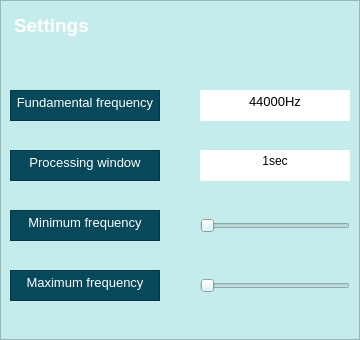
Old version of the form Project/guiPages/SettingsPopUp.ui in the repository AndBarata/Multimedia-Systems.
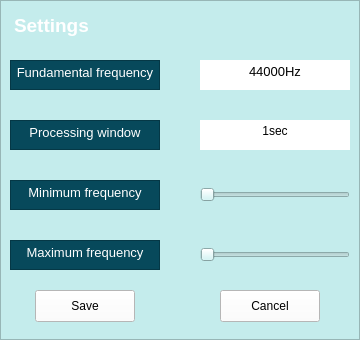
New version of the form.

```diff
--- a/Project/guiPages/SettingsPopUp.ui
+++ b/Project/guiPages/SettingsPopUp.ui
@@ -82,9 +82,9 @@
     <property name="geometry">
      <rect>
       <x>10</x>
-      <y>90</y>
+      <y>60</y>
       <width>150</width>
-      <height>31</height>
+      <height>30</height>
      </rect>
     </property>
     <property name="autoFillBackground">
@@ -106,17 +106,17 @@
 hr { height: 1px; border-width: 0; }
 li.unchecked::marker { content: &quot;\2610&quot;; }
 li.checked::marker { content: &quot;\2612&quot;; }
-&lt;/style&gt;&lt;/head&gt;&lt;body style=&quot; font-family:'Segoe UI'; font-size:9pt; font-weight:400; font-style:normal;&quot;&gt;
-&lt;p align=&quot;center&quot; style=&quot; margin-top:0px; margin-bottom:0px; margin-left:0px; margin-right:0px; -qt-block-indent:0; text-indent:0px;&quot;&gt;&lt;span style=&quot; font-size:10pt; color:#ffffff;&quot;&gt;Fundamental frequency&lt;/span&gt;&lt;/p&gt;&lt;/body&gt;&lt;/html&gt;</string>
+&lt;/style&gt;&lt;/head&gt;&lt;body style=&quot; font-family:'.AppleSystemUIFont'; font-size:13pt; font-weight:400; font-style:normal;&quot;&gt;
+&lt;p align=&quot;center&quot; style=&quot; margin-top:0px; margin-bottom:0px; margin-left:0px; margin-right:0px; -qt-block-indent:0; text-indent:0px;&quot;&gt;&lt;span style=&quot; font-family:'Segoe UI'; font-size:10pt; color:#ffffff;&quot;&gt;Fundamental frequency&lt;/span&gt;&lt;/p&gt;&lt;/body&gt;&lt;/html&gt;</string>
     </property>
    </widget>
    <widget class="QTextEdit" name="processing_window">
     <property name="geometry">
      <rect>
       <x>10</x>
-      <y>150</y>
+      <y>120</y>
       <width>150</width>
-      <height>31</height>
+      <height>30</height>
      </rect>
     </property>
     <property name="autoFillBackground">
@@ -135,17 +135,17 @@
 hr { height: 1px; border-width: 0; }
 li.unchecked::marker { content: &quot;\2610&quot;; }
 li.checked::marker { content: &quot;\2612&quot;; }
-&lt;/style&gt;&lt;/head&gt;&lt;body style=&quot; font-family:'Segoe UI'; font-size:9pt; font-weight:400; font-style:normal;&quot;&gt;
-&lt;p align=&quot;center&quot; style=&quot; margin-top:0px; margin-bottom:0px; margin-left:0px; margin-right:0px; -qt-block-indent:0; text-indent:0px;&quot;&gt;&lt;span style=&quot; font-size:10pt; color:#ffffff;&quot;&gt;Processing window&lt;/span&gt;&lt;/p&gt;&lt;/body&gt;&lt;/html&gt;</string>
+&lt;/style&gt;&lt;/head&gt;&lt;body style=&quot; font-family:'.AppleSystemUIFont'; font-size:13pt; font-weight:400; font-style:normal;&quot;&gt;
+&lt;p align=&quot;center&quot; style=&quot; margin-top:0px; margin-bottom:0px; margin-left:0px; margin-right:0px; -qt-block-indent:0; text-indent:0px;&quot;&gt;&lt;span style=&quot; font-family:'Segoe UI'; font-size:10pt; color:#ffffff;&quot;&gt;Processing window&lt;/span&gt;&lt;/p&gt;&lt;/body&gt;&lt;/html&gt;</string>
     </property>
    </widget>
    <widget class="QTextEdit" name="minfreq">
     <property name="geometry">
      <rect>
       <x>10</x>
-      <y>210</y>
+      <y>180</y>
       <width>150</width>
-      <height>31</height>
+      <height>30</height>
      </rect>
     </property>
     <property name="autoFillBackground">
@@ -167,17 +167,17 @@
 hr { height: 1px; border-width: 0; }
 li.unchecked::marker { content: &quot;\2610&quot;; }
 li.checked::marker { content: &quot;\2612&quot;; }
-&lt;/style&gt;&lt;/head&gt;&lt;body style=&quot; font-family:'Segoe UI'; font-size:9pt; font-weight:400; font-style:normal;&quot;&gt;
-&lt;p align=&quot;center&quot; style=&quot; margin-top:0px; margin-bottom:0px; margin-left:0px; margin-right:0px; -qt-block-indent:0; text-indent:0px;&quot;&gt;&lt;span style=&quot; font-size:10pt; color:#ffffff;&quot;&gt;Minimum frequency&lt;/span&gt;&lt;/p&gt;&lt;/body&gt;&lt;/html&gt;</string>
+&lt;/style&gt;&lt;/head&gt;&lt;body style=&quot; font-family:'.AppleSystemUIFont'; font-size:13pt; font-weight:400; font-style:normal;&quot;&gt;
+&lt;p align=&quot;center&quot; style=&quot; margin-top:0px; margin-bottom:0px; margin-left:0px; margin-right:0px; -qt-block-indent:0; text-indent:0px;&quot;&gt;&lt;span style=&quot; font-family:'Segoe UI'; font-size:10pt; color:#ffffff;&quot;&gt;Minimum frequency&lt;/span&gt;&lt;/p&gt;&lt;/body&gt;&lt;/html&gt;</string>
     </property>
    </widget>
    <widget class="QTextEdit" name="maxfreq">
     <property name="geometry">
      <rect>
       <x>10</x>
-      <y>270</y>
+      <y>240</y>
       <width>150</width>
-      <height>31</height>
+      <height>30</height>
      </rect>
     </property>
     <property name="autoFillBackground">
@@ -199,17 +199,17 @@
 hr { height: 1px; border-width: 0; }
 li.unchecked::marker { content: &quot;\2610&quot;; }
 li.checked::marker { content: &quot;\2612&quot;; }
-&lt;/style&gt;&lt;/head&gt;&lt;body style=&quot; font-family:'Segoe UI'; font-size:9pt; font-weight:400; font-style:normal;&quot;&gt;
-&lt;p align=&quot;center&quot; style=&quot; margin-top:0px; margin-bottom:0px; margin-left:0px; margin-right:0px; -qt-block-indent:0; text-indent:0px;&quot;&gt;&lt;span style=&quot; font-size:10pt; color:#ffffff;&quot;&gt;Maximum frequency&lt;/span&gt;&lt;/p&gt;&lt;/body&gt;&lt;/html&gt;</string>
+&lt;/style&gt;&lt;/head&gt;&lt;body style=&quot; font-family:'.AppleSystemUIFont'; font-size:13pt; font-weight:400; font-style:normal;&quot;&gt;
+&lt;p align=&quot;center&quot; style=&quot; margin-top:0px; margin-bottom:0px; margin-left:0px; margin-right:0px; -qt-block-indent:0; text-indent:0px;&quot;&gt;&lt;span style=&quot; font-family:'Segoe UI'; font-size:10pt; color:#ffffff;&quot;&gt;Maximum frequency&lt;/span&gt;&lt;/p&gt;&lt;/body&gt;&lt;/html&gt;</string>
     </property>
    </widget>
    <widget class="QTextEdit" name="f0_input">
     <property name="geometry">
      <rect>
       <x>200</x>
-      <y>90</y>
+      <y>60</y>
       <width>150</width>
-      <height>31</height>
+      <height>30</height>
      </rect>
     </property>
     <property name="autoFillBackground">
@@ -231,17 +231,17 @@
 hr { height: 1px; border-width: 0; }
 li.unchecked::marker { content: &quot;\2610&quot;; }
 li.checked::marker { content: &quot;\2612&quot;; }
-&lt;/style&gt;&lt;/head&gt;&lt;body style=&quot; font-family:'Segoe UI'; font-size:9pt; font-weight:400; font-style:normal;&quot;&gt;
-&lt;p align=&quot;center&quot; style=&quot; margin-top:0px; margin-bottom:0px; margin-left:0px; margin-right:0px; -qt-block-indent:0; text-indent:0px;&quot;&gt;&lt;span style=&quot; font-size:10pt; color:#000000;&quot;&gt;44000Hz&lt;/span&gt;&lt;/p&gt;&lt;/body&gt;&lt;/html&gt;</string>
+&lt;/style&gt;&lt;/head&gt;&lt;body style=&quot; font-family:'.AppleSystemUIFont'; font-size:13pt; font-weight:400; font-style:normal;&quot;&gt;
+&lt;p align=&quot;center&quot; style=&quot; margin-top:0px; margin-bottom:0px; margin-left:0px; margin-right:0px; -qt-block-indent:0; text-indent:0px;&quot;&gt;&lt;span style=&quot; font-family:'Segoe UI'; font-size:10pt; color:#000000;&quot;&gt;44000Hz&lt;/span&gt;&lt;/p&gt;&lt;/body&gt;&lt;/html&gt;</string>
     </property>
    </widget>
    <widget class="QTextEdit" name="processing_window_input">
     <property name="geometry">
      <rect>
       <x>200</x>
-      <y>150</y>
+      <y>120</y>
       <width>150</width>
-      <height>31</height>
+      <height>30</height>
      </rect>
     </property>
     <property name="autoFillBackground">
@@ -263,17 +263,17 @@
 hr { height: 1px; border-width: 0; }
 li.unchecked::marker { content: &quot;\2610&quot;; }
 li.checked::marker { content: &quot;\2612&quot;; }
-&lt;/style&gt;&lt;/head&gt;&lt;body style=&quot; font-family:'Segoe UI'; font-size:9pt; font-weight:400; font-style:normal;&quot;&gt;
-&lt;p align=&quot;center&quot; style=&quot; margin-top:0px; margin-bottom:0px; margin-left:0px; margin-right:0px; -qt-block-indent:0; text-indent:0px;&quot;&gt;1sec&lt;/p&gt;&lt;/body&gt;&lt;/html&gt;</string>
+&lt;/style&gt;&lt;/head&gt;&lt;body style=&quot; font-family:'.AppleSystemUIFont'; font-size:13pt; font-weight:400; font-style:normal;&quot;&gt;
+&lt;p align=&quot;center&quot; style=&quot; margin-top:0px; margin-bottom:0px; margin-left:0px; margin-right:0px; -qt-block-indent:0; text-indent:0px;&quot;&gt;&lt;span style=&quot; font-family:'Segoe UI'; font-size:9pt;&quot;&gt;1sec&lt;/span&gt;&lt;/p&gt;&lt;/body&gt;&lt;/html&gt;</string>
     </property>
    </widget>
    <widget class="QSlider" name="minfreq_slider">
     <property name="geometry">
      <rect>
       <x>200</x>
-      <y>215</y>
+      <y>180</y>
       <width>150</width>
-      <height>22</height>
+      <height>30</height>
      </rect>
     </property>
     <property name="layoutDirection">
@@ -287,15 +287,47 @@
     <property name="geometry">
      <rect>
       <x>200</x>
-      <y>275</y>
+      <y>240</y>
       <width>150</width>
-      <height>22</height>
+      <height>30</height>
      </rect>
     </property>
     <property name="orientation">
      <enum>Qt::Horizontal</enum>
     </property>
    </widget>
+   <widget class="QPushButton" name="saveButton">
+    <property name="geometry">
+     <rect>
+      <x>35</x>
+      <y>290</y>
+      <width>100</width>
+      <height>32</height>
+     </rect>
+    </property>
+    <property name="styleSheet">
+     <string notr="true">background-color: rgb(255, 255, 255);</string>
+    </property>
+    <property name="text">
+     <string>Save</string>
+    </property>
+   </widget>
+   <widget class="QPushButton" name="cancelButton">
+    <property name="geometry">
+     <rect>
+      <x>220</x>
+      <y>290</y>
+      <width>100</width>
+      <height>32</height>
+     </rect>
+    </property>
+    <property name="styleSheet">
+     <string notr="true">background-color: rgb(255, 255, 255);</string>
+    </property>
+    <property name="text">
+     <string>Cancel</string>
+    </property>
+   </widget>
   </widget>
  </widget>
  <resources/>
```
Left out of the diff: 4 changed lines with no effect on the pictures.
